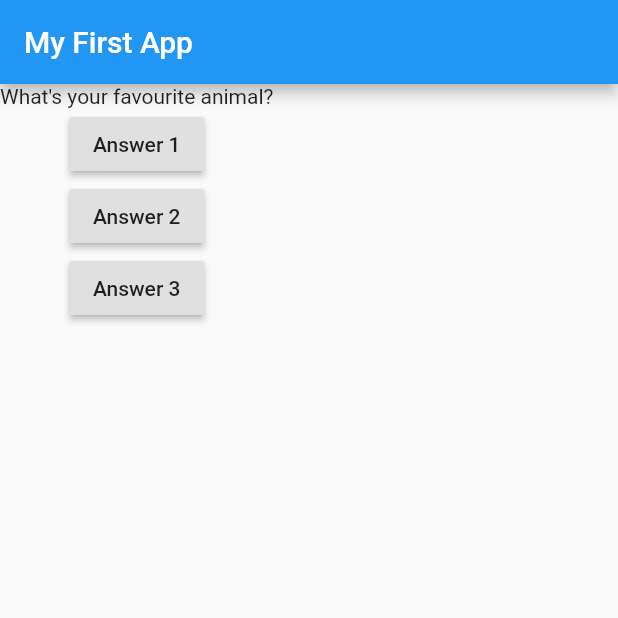
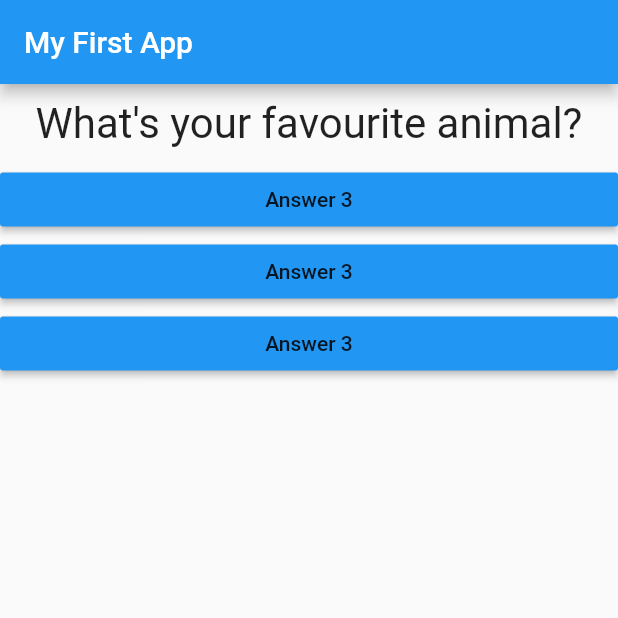
Before and after one commit to bash909/flutter_complete_guide, a Flutter app: the screen it shows after launch, after a tap on "Answer 3", on a phone screen of 412 x 824 dp, the top half of it. Run offline on Flutter 3.47's test engine with Material 2 defaults, Android fonts, the phone set to English and light mode, and no system bars.

Commit message:
I cam to making Answers widget

```diff
--- /dev/null
+++ b/lib/answer.dart
@@ -0,0 +1,17 @@
+import 'package:flutter/material.dart';
+
+class Answer extends StatelessWidget {
+  final Function selectHandler;
+  Answer(this.selectHandler);
+  @override
+  Widget build(BuildContext context) {
+    return Container(
+      width: double.infinity,
+      child: RaisedButton(
+        color: Colors.blue,
+        child: Text('Answer 3'),
+        onPressed: selectHandler,
+      ),
+    );
+  }
+}
--- a/lib/main.dart
+++ b/lib/main.dart
@@ -1,4 +1,6 @@
 import 'package:flutter/material.dart';
+import './question.dart';
+import './answer.dart';
 
 void main() {
   runApp(MyApp());
@@ -7,19 +9,19 @@ void main() {
 class MyApp extends StatefulWidget {
   @override
   State<StatefulWidget> createState() {
-    return MyAppState();
+    return _MyAppState();
   }
 }
 
-class MyAppState extends State<MyApp> {
-  var questionIndex = 0;
+class _MyAppState extends State<MyApp> {
+  var _questionIndex = 0;
 
-  void answerQuestion() {
+  void _answerQuestion() {
     setState(() {
-      questionIndex = questionIndex + 1;
+      _questionIndex = (_questionIndex + 1) % 2;
     });
 
-    print(questionIndex);
+    print(_questionIndex);
   }
 
   @override
@@ -35,21 +37,10 @@ class MyAppState extends State<MyApp> {
         ),
         body: Column(
           children: <Widget>[
-            Text(questions[questionIndex]),
-            RaisedButton(
-              child: Text('Answer 1'),
-              onPressed: () => print('Answer 1 chosen!'),
-            ),
-            RaisedButton(
-              child: Text('Answer 2'),
-              onPressed: () {
-                print('Answer 2 rocks!');
-              },
-            ),
-            RaisedButton(
-              child: Text('Answer 3'),
-              onPressed: answerQuestion,
-            ),
+            Question(questions[_questionIndex]),
+            Answer(_answerQuestion),
+            Answer(_answerQuestion),
+            Answer(_answerQuestion),
           ],
         ),
       ),
--- /dev/null
+++ b/lib/question.dart
@@ -0,0 +1,19 @@
+import 'package:flutter/material.dart';
+
+class Question extends StatelessWidget {
+  final String questionText;
+  Question(this.questionText);
+
+  @override
+  Widget build(BuildContext context) {
+    return Container(
+      width: double.infinity,
+      margin: EdgeInsets.all(10),
+      child: Text(
+        questionText,
+        style: TextStyle(fontSize: 28),
+        textAlign: TextAlign.center,
+      ),
+    );
+  }
+}
```
